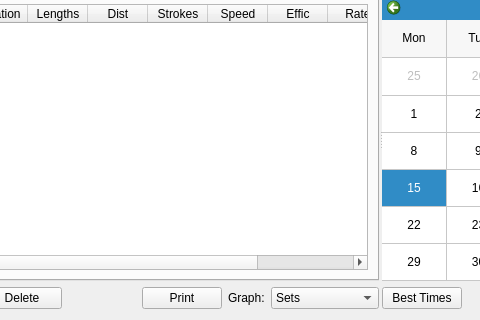
Above: ui/summary.ui from ihewitt/poolviewer before the change; both pictures show x 115 to 595 and y 325 to 645 of the 957 by 645 pixel window. Below: the same form after it.
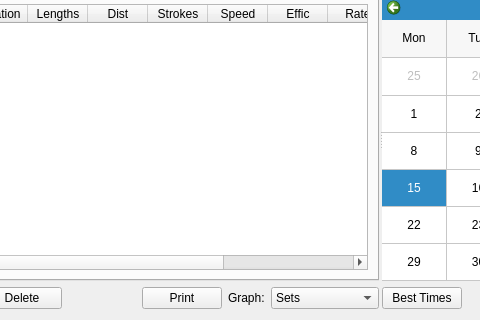
That is the form after the change. The open tabs and pages were chosen to show the change. Custom widgets are drawn as their Qt base class.

Commit message:
Add a column to display how much time is not "accounted for" in a set.
Avoid displaying a lot of 0. Minimum 1 sec.

Andrea

What changed in the file:
```diff
--- a/ui/summary.ui
+++ b/ui/summary.ui
@@ -311,6 +311,11 @@
                 <string>Stroke</string>
                </property>
               </column>
+              <column>
+               <property name="text">
+                <string>Gap</string>
+               </property>
+              </column>
              </widget>
             </item>
            </layout>
```
The commit also changes 3 other files.
